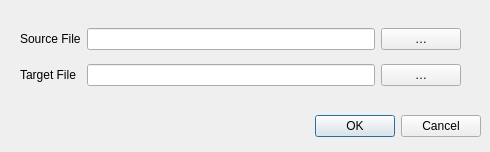
This is gwmcsvtodatdialog.ui in GWmodel-Lab/GWmodelS as Qt 5 draws it before an edit. The edited form follows.
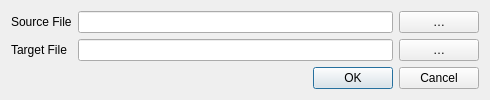
This is the edited form.

Commit message: 修改：界面布局

Patch:
```diff
--- a/gwmcsvtodatdialog.ui
+++ b/gwmcsvtodatdialog.ui
@@ -7,37 +7,14 @@
     <x>0</x>
     <y>0</y>
     <width>490</width>
-    <height>152</height>
+    <height>96</height>
    </rect>
   </property>
   <property name="windowTitle">
    <string>Dialog</string>
   </property>
-  <widget class="QDialogButtonBox" name="buttonBox">
-   <property name="geometry">
-    <rect>
-     <x>140</x>
-     <y>110</y>
-     <width>341</width>
-     <height>32</height>
-    </rect>
-   </property>
-   <property name="orientation">
-    <enum>Qt::Horizontal</enum>
-   </property>
-   <property name="standardButtons">
-    <set>QDialogButtonBox::Cancel|QDialogButtonBox::Ok</set>
-   </property>
-  </widget>
-  <widget class="QWidget" name="layoutWidget">
-   <property name="geometry">
-    <rect>
-     <x>20</x>
-     <y>20</y>
-     <width>441</width>
-     <height>76</height>
-    </rect>
-   </property>
+  <layout class="QVBoxLayout" name="verticalLayout">
+   <item>
    <layout class="QGridLayout" name="gridLayout">
     <item row="0" column="0">
      <widget class="QLabel" name="label">
@@ -74,7 +51,18 @@
      </widget>
     </item>
    </layout>
-  </widget>
+   </item>
+   <item>
+    <widget class="QDialogButtonBox" name="buttonBox">
+     <property name="orientation">
+      <enum>Qt::Horizontal</enum>
+     </property>
+     <property name="standardButtons">
+      <set>QDialogButtonBox::Cancel|QDialogButtonBox::Ok</set>
+     </property>
+    </widget>
+   </item>
+  </layout>
  </widget>
  <resources/>
  <connections>
```
Lines whose indentation alone changed are shown as unchanged.
